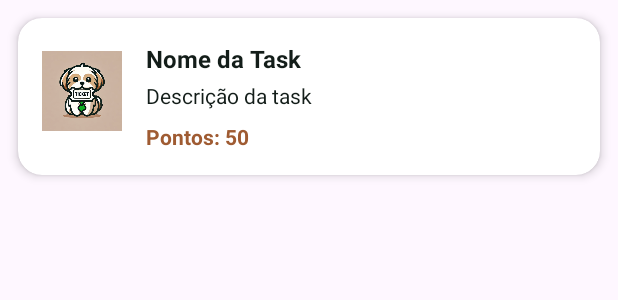
After one commit to eduhantonio/eventito, an Android app: the layout lista_tasks.xml on its own in the app's theme, with its tools: preview values and no code run, on a phone screen of 412 x 824 dp. The commit adds this screen. Shown: the top 300 px of the screen. Run offline under Robolectric (Android 15) with nearby library versions, the phone set to English and light mode, and no system bars.

Commit message:
meu Deus vou me matar mas as telas tão saindo

```diff
--- /dev/null
+++ b/app/src/main/res/layout/lista_tasks.xml
@@ -0,0 +1,65 @@
+<androidx.cardview.widget.CardView
+    xmlns:android="http://schemas.android.com/apk/res/android"
+    xmlns:app="http://schemas.android.com/apk/res-auto"
+    android:layout_width="match_parent"
+    android:layout_height="wrap_content"
+    android:layout_margin="12dp"
+    app:cardCornerRadius="16dp"
+    android:id="@+id/listaTasks"
+    app:cardElevation="4dp"
+    android:background="@color/creme">
+
+    <LinearLayout
+        android:layout_width="match_parent"
+        android:layout_height="wrap_content"
+        android:orientation="horizontal"
+        android:padding="16dp">
+
+        <!-- Ícone da Task -->
+        <ImageView
+            android:id="@+id/task_icone"
+            android:layout_width="53dp"
+            android:layout_height="65dp"
+            android:layout_marginEnd="16dp"
+            android:src="@drawable/logo_eventito" /> <!-- Alterar para o ícone de task desejado -->
+
+        <!-- Informações da Task -->
+        <LinearLayout
+            android:layout_width="0dp"
+            android:layout_height="wrap_content"
+            android:orientation="vertical"
+            android:layout_weight="1">
+
+            <!-- Nome da Task -->
+            <TextView
+                android:id="@+id/task_nome"
+                android:layout_width="wrap_content"
+                android:layout_height="wrap_content"
+                android:text="Nome da Task"
+                android:textSize="16sp"
+                android:textStyle="bold"
+                android:textColor="@color/preto" />
+
+            <!-- Descrição da Task -->
+            <TextView
+                android:id="@+id/task_descricao"
+                android:layout_width="wrap_content"
+                android:layout_height="wrap_content"
+                android:layout_marginTop="4dp"
+                android:text="Descrição da task"
+                android:textSize="14sp"
+                android:textColor="@color/preto" />
+
+            <!-- Pontos da Task -->
+            <TextView
+                android:id="@+id/task_pontos"
+                android:layout_width="wrap_content"
+                android:layout_height="wrap_content"
+                android:layout_marginTop="8dp"
+                android:text="Pontos: 50"
+                android:textSize="14sp"
+                android:textStyle="bold"
+                android:textColor="@color/marrom" />
+        </LinearLayout>
+    </LinearLayout>
+</androidx.cardview.widget.CardView>
```
Also changed, not shown: app/src/main/res/layout/activity_adicionar_evento.xml (+123 -4 lines), app/src/main/res/layout/activity_task.xml (added, +59 -0 lines).
